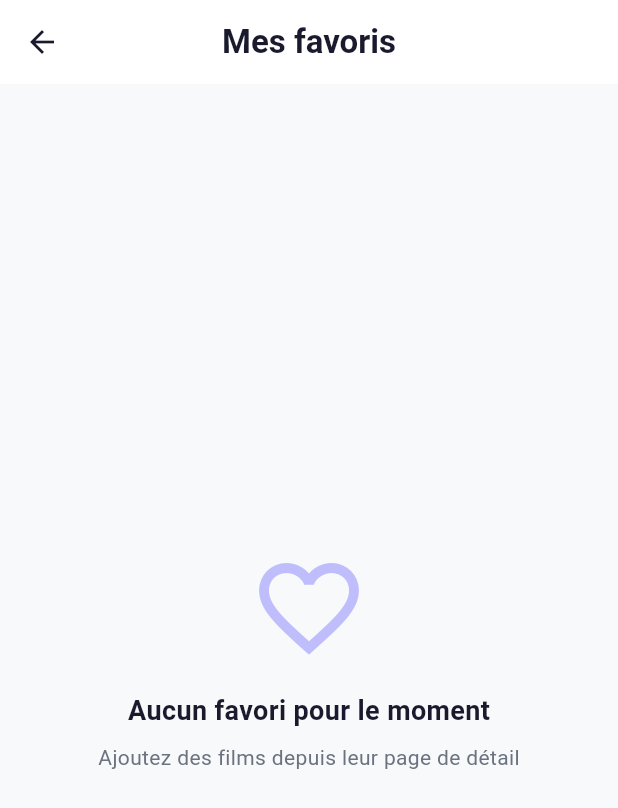
After one commit to nadhem73/workshop-mobile, a Flutter app: the FavoritesPage screen opened directly, on a phone screen of 412 x 824 dp. The commit adds this screen. Shown: the top 808 px of the screen. Run offline on Flutter 3.47's test engine with Material 3 defaults, Android fonts, the phone set to English and light mode, and no system bars; our stand-ins replace sqflite; accounts and stored records are empty.

Commit message:
workshop sqlite
Co-Authored-By: Claude Opus 5.5 <noreply@anthropic.com>

```diff
--- a/lib/Film.dart
+++ b/lib/Film.dart
@@ -8,4 +8,11 @@ class Film {
 
   // Alias for French compatibility
   int get prix => price;
+
+  // Deux films sont égaux s'ils ont le même titre (clé dans la base SQLite)
+  @override
+  bool operator ==(Object other) => other is Film && other.title == title;
+
+  @override
+  int get hashCode => title.hashCode;
 }
--- /dev/null
+++ b/lib/favorites_page.dart
@@ -0,0 +1,103 @@
+import 'package:flutter/material.dart';
+import 'Film.dart';
+import 'favorites.dart';
+import 'film_detail.dart';
+
+class FavoritesPage extends StatelessWidget {
+  const FavoritesPage({super.key});
+
+  @override
+  Widget build(BuildContext context) {
+    const primaryColor = Color(0xFF6C63FF);
+    const backgroundColor = Color(0xFFF8F9FA);
+    const textPrimary = Color(0xFF1A1A2E);
+    const textSecondary = Color(0xFF6B7280);
+
+    return Scaffold(
+      backgroundColor: backgroundColor,
+      appBar: AppBar(
+        title: const Text(
+          'Mes favoris',
+          style: TextStyle(color: textPrimary, fontWeight: FontWeight.bold),
+        ),
+        centerTitle: true,
+        backgroundColor: Colors.white,
+        elevation: 0,
+        surfaceTintColor: Colors.white,
+        iconTheme: const IconThemeData(color: textPrimary),
+      ),
+      body: ValueListenableBuilder<List<Film>>(
+        valueListenable: favoritesNotifier,
+        builder: (context, favorites, _) {
+          if (favorites.isEmpty) {
+            return Center(
+              child: Column(
+                mainAxisSize: MainAxisSize.min,
+                children: [
+                  Icon(Icons.favorite_border, size: 80, color: primaryColor.withValues(alpha: 0.4)),
+                  const SizedBox(height: 16),
+                  const Text(
+                    'Aucun favori pour le moment',
+                    style: TextStyle(color: textPrimary, fontSize: 18, fontWeight: FontWeight.w600),
+                  ),
+                  const SizedBox(height: 8),
+                  const Text(
+                    'Ajoutez des films depuis leur page de détail',
+                    style: TextStyle(color: textSecondary, fontSize: 14),
+                  ),
+                ],
+              ),
+            );
+          }
+
+          return ListView.separated(
+            padding: const EdgeInsets.all(16),
+            itemCount: favorites.length,
+            separatorBuilder: (_, _) => const SizedBox(height: 12),
+            itemBuilder: (context, index) {
+              final film = favorites[index];
+              return Card(
+                elevation: 2,
+                shadowColor: Colors.black12,
+                color: Colors.white,
+                shape: RoundedRectangleBorder(borderRadius: BorderRadius.circular(16)),
+                child: ListTile(
+                  contentPadding: const EdgeInsets.all(12),
+                  leading: ClipRRect(
+                    borderRadius: BorderRadius.circular(12),
+                    child: Image.asset(
+                      'assets/images/${film.image}',
+                      width: 60,
+                      height: 60,
+                      fit: BoxFit.cover,
+                      errorBuilder: (_, _, _) => const Icon(Icons.movie, size: 40, color: Colors.grey),
+                    ),
+                  ),
+                  title: Text(
+                    film.title,
+                    style: const TextStyle(color: textPrimary, fontWeight: FontWeight.bold),
+                  ),
+                  subtitle: Text(
+                    '${film.prix} DT',
+                    style: const TextStyle(color: primaryColor, fontWeight: FontWeight.w600),
+                  ),
+                  trailing: IconButton(
+                    icon: const Icon(Icons.favorite, color: Colors.redAccent),
+                    tooltip: 'Retirer des favoris',
+                    onPressed: () => toggleFavorite(film),
+                  ),
+                  onTap: () {
+                    Navigator.push(
+                      context,
+                      MaterialPageRoute(builder: (context) => FilmDetail(film: film)),
+                    );
+                  },
+                ),
+              );
+            },
+          );
+        },
+      ),
+    );
+  }
+}
--- a/lib/main.dart
+++ b/lib/main.dart
@@ -1,7 +1,10 @@
 import 'package:flutter/material.dart';
+import 'favorites.dart';
 import 'sign_in.dart';
 
-void main() {
+Future<void> main() async {
+  WidgetsFlutterBinding.ensureInitialized();
+  await loadFavorites();
   runApp(const MyApp());
 }
 
--- a/pubspec.yaml
+++ b/pubspec.yaml
@@ -34,6 +34,8 @@ dependencies:
   # The following adds the Cupertino Icons font to your application.
   # Use with the CupertinoIcons class for iOS style icons.
   cupertino_icons: ^1.0.8
+  sqflite: ^2.4.4+2
+  path: ^1.9.1
 
 dev_dependencies:
   flutter_test:
```
Also changed, not shown: lib/GStore.dart (+13 -0 lines), lib/database_helper.dart (added, +69 -0 lines), lib/favorites.dart (added, +26 -0 lines), lib/film_detail.dart (+16 -3 lines), pubspec.lock, 2 other files.
